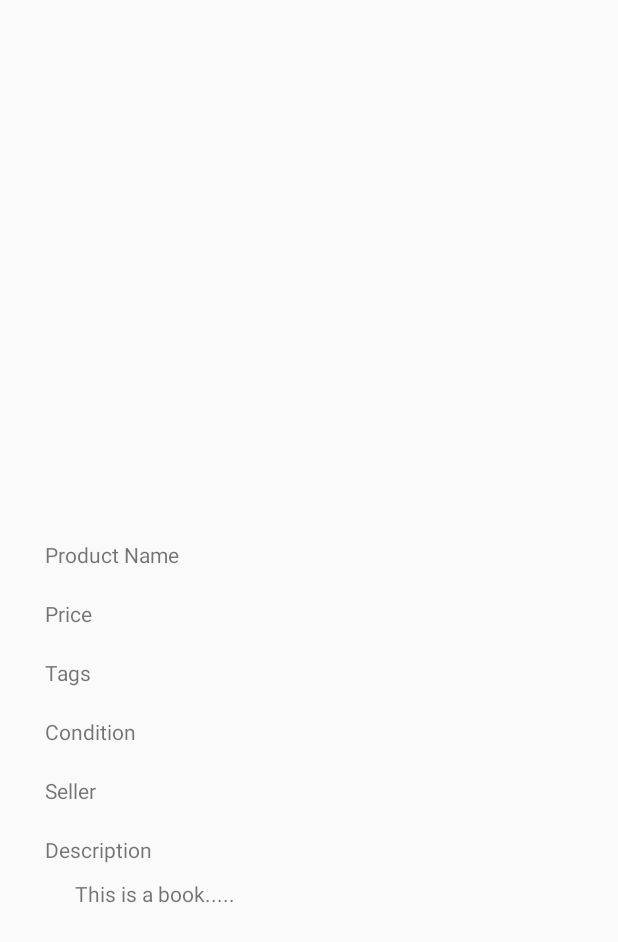
After one commit to WilsonKoh1046/50001-1D-Project-2019, an Android app: the layout activity_product.xml on its own in the app's theme, with its tools: preview values and no code run, on a phone screen of 412 x 824 dp. The commit adds this screen. Shown: the top 942 px of the screen. Run offline under Robolectric (Android 15) with nearby library versions, the phone set to English and light mode, and no system bars.

Commit message:
individual product_version 1

```diff
--- a/app/src/main/java/com/example/a1dproject_campustradingapp/HomeFragment.java
+++ b/app/src/main/java/com/example/a1dproject_campustradingapp/HomeFragment.java
@@ -1,10 +1,13 @@
 package com.example.a1dproject_campustradingapp;
 
+import android.app.Activity;
+import android.content.Intent;
 import android.os.Bundle;
 import android.view.LayoutInflater;
 import android.view.View;
 import android.view.ViewGroup;
 import android.widget.Button;
+import android.widget.ImageView;
 import android.widget.Toast;
 
 import androidx.annotation.NonNull;
@@ -13,10 +16,25 @@ import androidx.fragment.app.Fragment;
 
 public class HomeFragment extends Fragment {
 
+    Activity context;
+
     @Nullable
     @Override
     public View onCreateView(@NonNull LayoutInflater inflater, @Nullable ViewGroup container, @Nullable Bundle savedInstanceState) {
+        context=getActivity();
         return inflater.inflate(R.layout.fragment_home, container, false);
     }
 
+    @Override
+    public void onStart() {
+        super.onStart();
+        ImageView cd = (ImageView) context.findViewById(R.id.thumbnail);
+        cd.setOnClickListener(new View.OnClickListener() {
+            @Override
+            public void onClick(View v) {
+                Intent intent = new Intent(context, Product.class);
+                startActivity(intent);
+            }
+        });
+    }
 }
--- /dev/null
+++ b/app/src/main/java/com/example/a1dproject_campustradingapp/Product.java
@@ -0,0 +1,16 @@
+package com.example.a1dproject_campustradingapp;
+
+import androidx.appcompat.app.AppCompatActivity;
+
+import android.os.Bundle;
+
+public class Product extends AppCompatActivity {
+
+    @Override
+    protected void onCreate(Bundle savedInstanceState) {
+        super.onCreate(savedInstanceState);
+        setContentView(R.layout.activity_product);
+    }
+
+
+}
--- /dev/null
+++ b/app/src/main/res/layout/activity_product.xml
@@ -0,0 +1,105 @@
+<?xml version="1.0" encoding="utf-8"?>
+<LinearLayout xmlns:android="http://schemas.android.com/apk/res/android"
+    xmlns:app="http://schemas.android.com/apk/res-auto"
+    xmlns:tools="http://schemas.android.com/tools"
+    android:layout_width="match_parent"
+    android:layout_height="match_parent"
+    tools:context=".Product">
+
+    <RelativeLayout
+        android:orientation="vertical"
+        android:layout_height="match_parent"
+        android:layout_width="match_parent">
+
+        <HorizontalScrollView
+            android:id="@+id/gallery"
+            android:layout_width="match_parent"
+            android:layout_height="300dp"
+            android:layout_margin="30dp">
+
+            <LinearLayout
+                android:layout_width="wrap_content"
+                android:layout_height="match_parent"
+                android:orientation="horizontal"/>
+
+
+        </HorizontalScrollView>
+
+        <TextView
+            android:id="@+id/name"
+            android:layout_width="match_parent"
+            android:layout_height="wrap_content"
+            android:layout_marginLeft="30dp"
+            android:layout_marginRight="30dp"
+            android:layout_marginBottom="10dp"
+            android:layout_below="@+id/gallery"
+            android:text="Product Name" />
+
+        <TextView
+            android:id="@+id/tag"
+            android:layout_width="match_parent"
+            android:layout_height="wrap_content"
+            android:layout_marginLeft="30dp"
+            android:layout_marginTop="10dp"
+            android:layout_marginRight="30dp"
+            android:layout_marginBottom="10dp"
+            android:layout_below="@+id/name"
+            android:text="Price" />
+
+        <TextView
+            android:id="@+id/price"
+            android:layout_width="match_parent"
+            android:layout_height="wrap_content"
+            android:layout_marginLeft="30dp"
+            android:layout_marginTop="10dp"
+            android:layout_marginRight="30dp"
+            android:layout_marginBottom="10dp"
+            android:layout_below="@+id/tag"
+            android:text="Tags" />
+
+        <TextView
+            android:id="@+id/condition"
+            android:layout_width="match_parent"
+            android:layout_height="wrap_content"
+            android:layout_marginLeft="30dp"
+            android:layout_marginTop="10dp"
+            android:layout_marginRight="30dp"
+            android:layout_marginBottom="10dp"
+            android:layout_below="@+id/price"
+            android:text="Condition" />
+
+        <TextView
+            android:id="@+id/seller"
+            android:layout_width="match_parent"
+            android:layout_height="wrap_content"
+            android:layout_marginLeft="30dp"
+            android:layout_marginTop="10dp"
+            android:layout_marginRight="30dp"
+            android:layout_marginBottom="10dp"
+            android:layout_below="@+id/condition"
+            android:text="Seller" />
+
+        <TextView
+            android:id="@+id/description"
+            android:layout_width="match_parent"
+            android:layout_height="wrap_content"
+            android:layout_marginLeft="30dp"
+            android:layout_marginTop="10dp"
+            android:layout_marginRight="30dp"
+            android:layout_marginBottom="10dp"
+            android:layout_below="@+id/seller"
+            android:text="Description" />
+
+        <TextView
+            android:id="@+id/descript"
+            android:layout_width="match_parent"
+            android:layout_height="wrap_content"
+            android:layout_marginLeft="50dp"
+            android:layout_marginTop="0dp"
+            android:layout_marginRight="50dp"
+            android:layout_marginBottom="10dp"
+            android:layout_below="@+id/description"
+            android:text="This is a book....." />
+    </RelativeLayout>
+
+</LinearLayout>
```
Also changed, not shown: app/src/main/res/drawable-hdpi/ic_action_name.png (added), app/src/main/res/drawable-mdpi/ic_action_name.png (added), app/src/main/res/drawable-xhdpi/ic_action_name.png (added), app/src/main/res/drawable-xxhdpi/ic_action_name.png (added), app/src/main/res/drawable-xxxhdpi/ic_action_name.png (added), app/src/main/res/drawable/product_book1.jpg (added), app/src/main/res/drawable/product_book2.jpg (added), app/src/main/res/drawable/product_book3.jpg (added).
